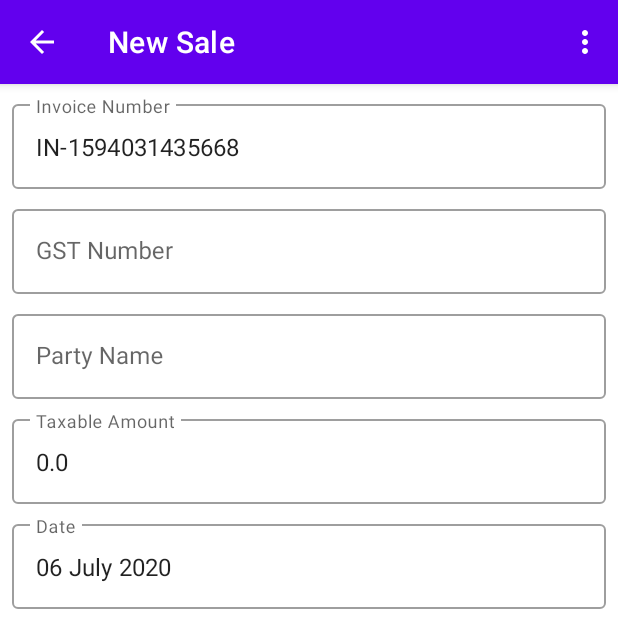
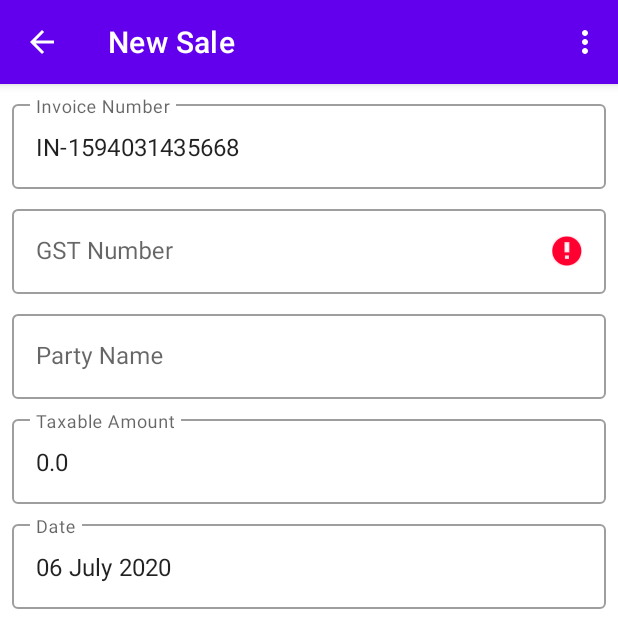
Before and after one commit to devinbits/GST-Reporter, an Android app: the SecondFragment screen opened through its navigation route, after a tap on "SAVE", on a phone screen of 412 x 824 dp, the top half of it. Run offline under Robolectric (Android 15) with nearby library versions, the phone set to English and light mode, and no system bars; our stand-ins replace Firebase (no records; nobody signed in at launch, a user with empty details on screens opened directly).

Commit message:
# added searchBar and functionality # Corrected NavGraph

```diff
--- a/app/src/main/AndroidManifest.xml
+++ b/app/src/main/AndroidManifest.xml
@@ -1,6 +1,10 @@
 <?xml version="1.0" encoding="utf-8"?>
 <manifest xmlns:android="http://schemas.android.com/apk/res/android"
-    package="com.testtube.gstreporter">
+    xmlns:tools="http://schemas.android.com/tools"
+    package="com.testtube.gstreporter"
+    android:versionCode="1"
+    android:versionName="1.0.1"
+    tools:ignore="GradleOverrides">
 
     <application
         android:allowBackup="true"
--- a/app/src/main/java/com/testtube/gstreporter/views/frag/AuthFrag.kt
+++ b/app/src/main/java/com/testtube/gstreporter/views/frag/AuthFrag.kt
@@ -7,12 +7,11 @@ import android.view.LayoutInflater
 import android.view.View
 import android.view.ViewGroup
 import androidx.fragment.app.Fragment
-import androidx.navigation.fragment.findNavController
 import com.firebase.ui.auth.AuthUI
 import com.firebase.ui.auth.IdpResponse
 import com.google.firebase.auth.FirebaseAuth
+import com.testtube.gstreporter.R
 import com.testtube.gstreporter.utils.Common
-import com.testtube.gstreporter.R
 import com.testtube.gstreporter.utils.Prefs
 
 /**
@@ -44,9 +43,6 @@ class AuthFrag : Fragment() {
     }
 
     override fun onViewCreated(view: View, savedInstanceState: Bundle?) {
-        when {
-            FirebaseAuth.getInstance().currentUser != null -> findNavController().navigate(R.id.action_authFrag_to_FirstFragment)
-        }
         view.findViewById<View>(R.id.button_sign_in).setOnClickListener(View.OnClickListener {
             startAuth()
         })
@@ -78,7 +74,6 @@ class AuthFrag : Fragment() {
                 val user = FirebaseAuth.getInstance().currentUser
                 user?.email?.let { context?.let { context -> Prefs.setUser(context,userEmail = it) } }
                 Common.showToast(context, " Welcome ${user?.displayName}")
-                findNavController().navigate(R.id.action_authFrag_to_FirstFragment)
             } else {
                 Common.showToast(context, "Failed- ${response?.error?.errorCode}")
             }
--- a/app/src/main/java/com/testtube/gstreporter/views/frag/FirstFragment.kt
+++ b/app/src/main/java/com/testtube/gstreporter/views/frag/FirstFragment.kt
@@ -5,6 +5,7 @@ import android.os.Handler
 import android.view.LayoutInflater
 import android.view.View
 import android.view.ViewGroup
+import android.widget.SearchView
 import androidx.fragment.app.Fragment
 import androidx.navigation.fragment.findNavController
 import androidx.recyclerview.widget.LinearLayoutManager
@@ -15,15 +16,19 @@ import com.testtube.gstreporter.views.adapters.SalesListAdapter
 import com.testtube.gstreporter.views.vInterface.RecyclerViewInterface
 import com.testtube.gstreporter.views.vInterface.RecyclerViewInterface.Actions
 import kotlinx.android.synthetic.main.fragment_first.view.*
+import java.util.*
+import kotlin.collections.ArrayList
 
 /**
  * A simple [Fragment] subclass as the default destination in the navigation.
  */
-class FirstFragment : Fragment(), RecyclerViewInterface {
+class FirstFragment : Fragment(), RecyclerViewInterface,
+    androidx.appcompat.widget.SearchView.OnQueryTextListener {
 
     private var saleList: MutableList<SaleItem> = ArrayList()
     lateinit var saleListAdapter: SalesListAdapter
     lateinit var itemCollectionAdapter: ItemCollectionAdapter
+    lateinit var searchView: SearchView
 
     override fun onCreateView(
         inflater: LayoutInflater, container: ViewGroup?,
@@ -43,10 +48,10 @@ class FirstFragment : Fragment(), RecyclerViewInterface {
         view.docRecyclerView.adapter = saleListAdapter
         itemCollectionAdapter = context?.let { ItemCollectionAdapter(it) }!!
         getAllDocuments()
-
     }
 
     private fun getAllDocuments() {
+        view?.progress_circular?.visibility = View.VISIBLE
         saleList.clear()
         itemCollectionAdapter.getAllDocuments().addOnSuccessListener { querySnapshot ->
             querySnapshot.documents.forEach { document ->
@@ -57,6 +62,13 @@ class FirstFragment : Fragment(), RecyclerViewInterface {
                 }
             }
             saleListAdapter.notifyDataSetChanged()
+            if (saleList.isEmpty())
+                view?.searchView?.visibility = View.GONE
+            else {
+                view?.searchView?.visibility = View.VISIBLE
+                view?.searchView?.setOnQueryTextListener(this)
+            }
+            view?.progress_circular?.visibility = View.GONE
         }
     }
 
@@ -77,4 +89,13 @@ class FirstFragment : Fragment(), RecyclerViewInterface {
         }
     }
 
+    override fun onQueryTextSubmit(query: String?): Boolean {
+        return false
+    }
+
+    override fun onQueryTextChange(newText: String?): Boolean {
+        saleListAdapter.filter(newText?.toLowerCase(Locale.getDefault()))
+        return false
+    }
+
 }
--- a/app/src/main/res/layout/fragment_second.xml
+++ b/app/src/main/res/layout/fragment_second.xml
@@ -82,7 +82,7 @@
                 android:id="@+id/taxableAmount"
                 android:layout_width="match_parent"
                 android:layout_height="wrap_content"
-                android:inputType="number" />
+                android:inputType="numberDecimal" />
 
         </com.google.android.material.textfield.TextInputLayout>
 
@@ -123,7 +123,7 @@
                 android:id="@+id/sGST"
                 android:layout_width="match_parent"
                 android:layout_height="wrap_content"
-                android:inputType="number" />
+                android:inputType="numberDecimal" />
 
         </com.google.android.material.textfield.TextInputLayout>
 
@@ -145,7 +145,7 @@
                 android:id="@+id/cGST"
                 android:layout_width="match_parent"
                 android:layout_height="wrap_content"
-                android:inputType="number" />
+                android:inputType="numberDecimal" />
 
         </com.google.android.material.textfield.TextInputLayout>
 
@@ -163,7 +163,7 @@
                 android:id="@+id/iGST"
                 android:layout_width="match_parent"
                 android:layout_height="wrap_content"
-                android:inputType="number" />
+                android:inputType="numberDecimal" />
 
         </com.google.android.material.textfield.TextInputLayout>
 
@@ -182,7 +182,7 @@
                 android:id="@+id/tGST"
                 android:layout_width="match_parent"
                 android:layout_height="wrap_content"
-                android:inputType="number" />
+                android:inputType="numberDecimal" />
 
         </com.google.android.material.textfield.TextInputLayout>
 
@@ -201,7 +201,7 @@
                 android:id="@+id/totalInvoiceAmount"
                 android:layout_width="match_parent"
                 android:layout_height="wrap_content"
-                android:inputType="number" />
+                android:inputType="numberDecimal" />
 
         </com.google.android.material.textfield.TextInputLayout>
 
--- a/app/src/main/res/layout/sale_item.xml
+++ b/app/src/main/res/layout/sale_item.xml
@@ -8,8 +8,8 @@
     android:layout_marginStart="5dp"
     android:layout_marginTop="5dp"
     android:layout_marginEnd="5dp"
-    app:cardBackgroundColor="@color/cardBack"
-    app:cardCornerRadius="4dp">
+    app:cardCornerRadius="4dp"
+    app:cardElevation="2dp">
 
     <androidx.constraintlayout.widget.ConstraintLayout
         android:layout_width="match_parent"
@@ -124,6 +124,7 @@
             android:layout_width="0dp"
             android:layout_height="0dp"
             android:background="@null"
+            android:foreground="?android:attr/selectableItemBackground"
             android:tint="@color/colorPrimary"
             app:layout_constraintBottom_toTopOf="@+id/deleteButton"
             app:layout_constraintEnd_toEndOf="parent"
@@ -137,6 +138,7 @@
             android:layout_width="0dp"
             android:layout_height="0dp"
             android:background="@null"
+            android:foreground="?android:attr/selectableItemBackground"
             android:tint="@color/header"
             app:layout_constraintBottom_toBottomOf="parent"
             app:layout_constraintEnd_toEndOf="parent"
--- a/app/src/main/res/navigation/nav_graph.xml
+++ b/app/src/main/res/navigation/nav_graph.xml
@@ -3,7 +3,7 @@
     xmlns:app="http://schemas.android.com/apk/res-auto"
     xmlns:tools="http://schemas.android.com/tools"
     android:id="@+id/nav_graph"
-    app:startDestination="@id/AuthFrag">
+    app:startDestination="@id/FirstFragment">
 
     <fragment
         android:id="@+id/FirstFragment"
@@ -14,6 +14,11 @@
         <action
             android:id="@+id/action_FirstFragment_to_SecondFragment"
             app:destination="@id/SecondFragment" />
+        <action
+            android:id="@+id/action_FirstFragment_to_AuthFrag"
+            app:destination="@id/AuthFrag"
+            app:popUpTo="@id/AuthFrag"
+            app:popUpToInclusive="false" />
     </fragment>
     <fragment
         android:id="@+id/SecondFragment"
@@ -28,9 +33,9 @@
             app:popUpToInclusive="true" />
         <argument
             android:name="sale"
+            android:defaultValue="@null"
             app:argType="com.testtube.gstreporter.model.SaleItem"
-            app:nullable="true"
-            android:defaultValue="@null" />
+            app:nullable="true" />
     </fragment>
     <fragment
         android:id="@+id/AuthFrag"
@@ -40,6 +45,7 @@
         <action
             android:id="@+id/action_authFrag_to_FirstFragment"
             app:destination="@id/FirstFragment"
+            app:launchSingleTop="true"
             app:popUpTo="@id/FirstFragment"
             app:popUpToInclusive="true" />
         <deepLink
--- a/app/src/main/res/values/strings.xml
+++ b/app/src/main/res/values/strings.xml
@@ -10,5 +10,6 @@
     <string name="date">Date :</string>
     <string name="party_name">Party Name :</string>
     <string name="invoice_amount">Invoice Amount :</string>
+    <string name="required">Required</string>
 
 </resources>
```
Also changed, not shown: app/src/main/java/com/testtube/gstreporter/views/activity/MainActivity.kt (+11 -11 lines), app/src/main/java/com/testtube/gstreporter/views/adapters/SalesListAdapter.kt (+19 -2 lines), app/src/main/java/com/testtube/gstreporter/views/frag/SecondFragment.kt (+36 -9 lines), app/src/main/res/layout/fragment_first.xml (+27 -4 lines).
